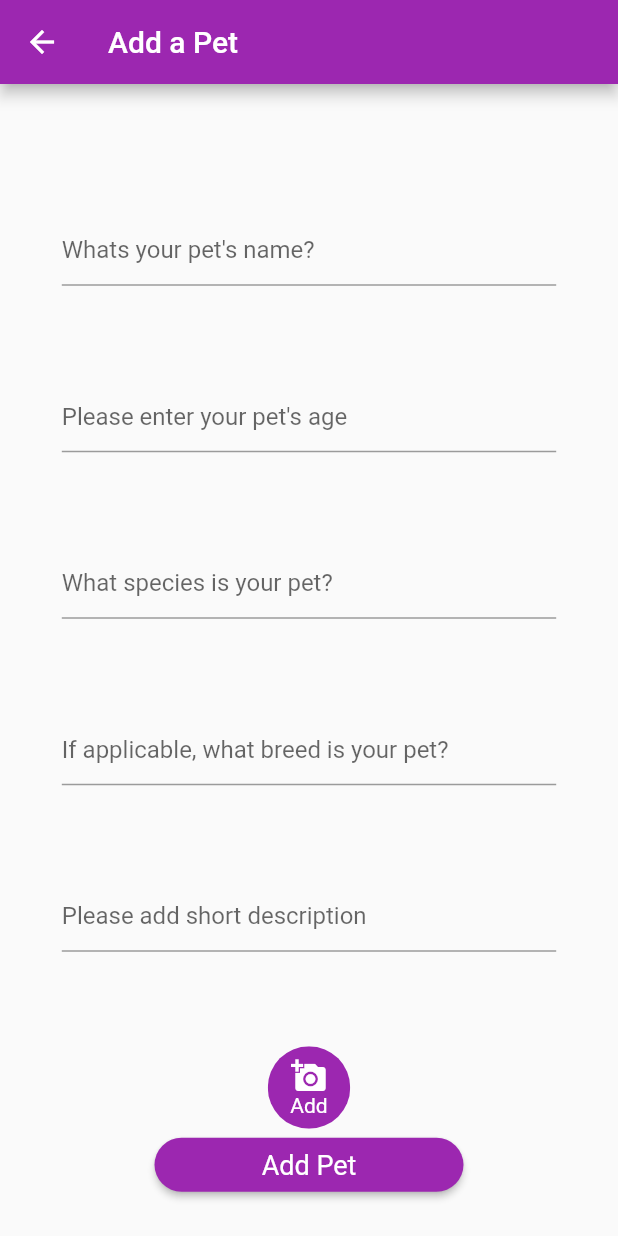
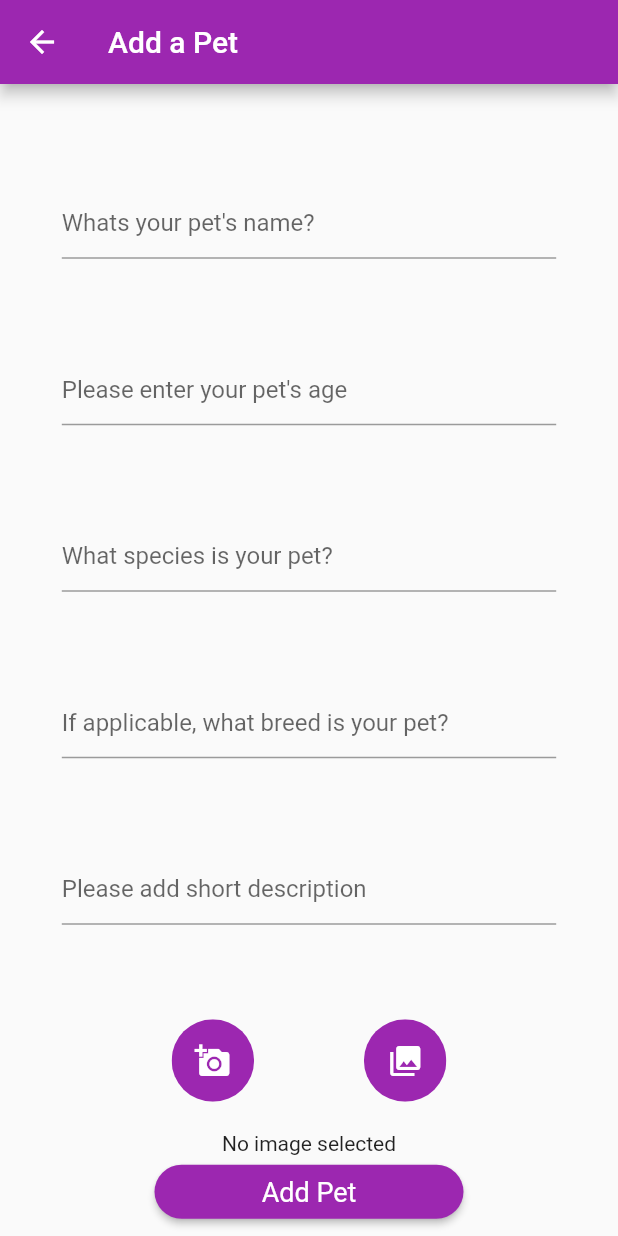
Before and after one commit to reece-b4/nc_project, a Flutter app: the AddPetPage screen opened by its route, on a phone screen of 412 x 824 dp. Run offline on Flutter 3.47's test engine with Material 2 defaults, Android fonts, the phone set to English and light mode, and no system bars; our stand-ins replace image_picker; network calls fail.

Commit message:
camera/gallery functionality added to addPet

```diff
--- a/lib/pages/add_pet_page.dart
+++ b/lib/pages/add_pet_page.dart
@@ -1,5 +1,7 @@
 import "package:flutter/material.dart";
 import 'package:flutter/services.dart';
+import "dart:io";
+import 'package:image_picker/image_picker.dart';
 
 class AddPetPage extends StatefulWidget {
   const AddPetPage({Key? key}) : super(key: key);
@@ -18,6 +20,35 @@ class _AddPetState extends State<AddPetPage> {
   int? _age;
   String? _breed;
   String? _description;
+  File? image;
+
+  Future pickImage() async {
+    try {
+      final image = await ImagePicker().pickImage(source: ImageSource.gallery);
+
+      if (image == null) return;
+
+      final imageTemp = File(image.path);
+
+      setState(() => this.image = imageTemp);
+    } on PlatformException catch (e) {
+      print('Failed to pick image: $e');
+    }
+  }
+
+  Future pickImageC() async {
+    try {
+      final image = await ImagePicker().pickImage(source: ImageSource.camera);
+
+      if (image == null) return;
+
+      final imageTemp = File(image.path);
+
+      setState(() => this.image = imageTemp);
+    } on PlatformException catch (e) {
+      print('Failed to pick image: $e');
+    }
+  }
 
   @override
   Widget build(BuildContext context) {
@@ -39,7 +70,13 @@ class _AddPetState extends State<AddPetPage> {
                 mainAxisSize: MainAxisSize.max,
                 children: <Widget>[
                   _addPetForm(),
-                  _addPictureButton(),
+                  _pictureButtons(),
+                  const SizedBox(
+                    height: 20,
+                  ),
+                  image != null
+                      ? Image.file(image!)
+                      : const Text("No image selected"),
                   _addPetButton(),
                 ],
               ),
@@ -144,7 +181,7 @@ class _AddPetState extends State<AddPetPage> {
     );
   }
 
-  Widget _addPictureButton() {
+  Widget _addCameraPictureButton() {
     return SizedBox.fromSize(
       size: const Size(55, 55),
       child: ClipOval(
@@ -152,7 +189,9 @@ class _AddPetState extends State<AddPetPage> {
           color: Colors.purple,
           child: InkWell(
             splashColor: Colors.green,
-            onTap: () => {},
+            onTap: () {
+              pickImageC();
+            },
             child: Column(
               mainAxisAlignment: MainAxisAlignment.center,
               children: const [
@@ -160,7 +199,6 @@ class _AddPetState extends State<AddPetPage> {
                   Icons.add_a_photo,
                   color: Colors.white,
                 ), // <-- Icon
-                Text("Add", style: TextStyle(color: Colors.white)), // <-- Text
               ],
             ),
           ),
@@ -169,6 +207,47 @@ class _AddPetState extends State<AddPetPage> {
     );
   }
 
+  Widget _pictureButtons() {
+    return Row(
+      mainAxisAlignment: MainAxisAlignment.spaceEvenly,
+      crossAxisAlignment: CrossAxisAlignment.end,
+      mainAxisSize: MainAxisSize.max,
+      children: [
+        _addCameraPictureButton(),
+        _addGalleryPictureButton(),
+      ],
+    );
+  }
+
+  Widget _addGalleryPictureButton() {
+    return SizedBox.fromSize(
+      size: const Size(55, 55),
+      child: ClipOval(
+        child: Material(
+          color: Colors.purple,
+          child: InkWell(
+            splashColor: Colors.green,
+            onTap: () {
+              pickImage();
+            },
+            child: Column(
+              mainAxisAlignment: MainAxisAlignment.center,
+              children: const [
+                Icon(
+                  Icons.collections,
+                  color: Colors.white,
+                ), // <-- Icon <-- Text
+              ],
+            ),
+          ),
+        ),
+      ),
+    );
+  }
+
+//  Widget _petPicture() {
+
+//  }
   Widget _addPetButton() {
     return SizedBox(
       width: _deviceWidth! * 0.5,
--- a/pubspec.yaml
+++ b/pubspec.yaml
@@ -36,6 +36,7 @@ dependencies:
   # The following adds the Cupertino Icons font to your application.
   # Use with the CupertinoIcons class for iOS style icons.
   cupertino_icons: ^1.0.2
+  image_picker: ^0.8.3
 
 dev_dependencies:
   flutter_test:
```
Also changed, not shown: pubspec.lock.
